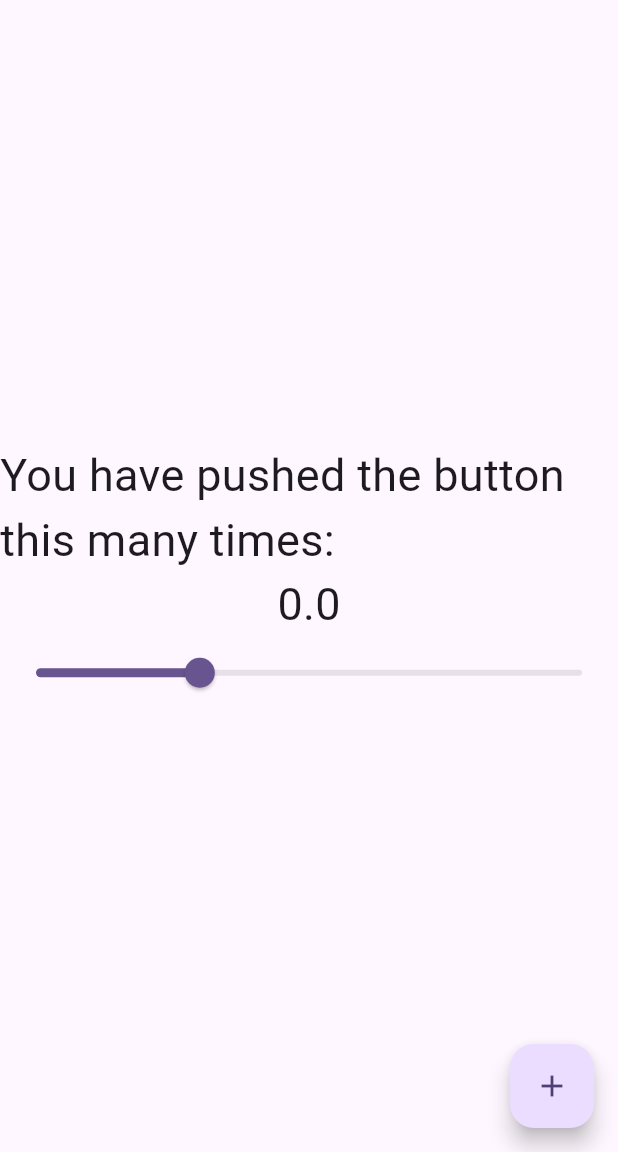
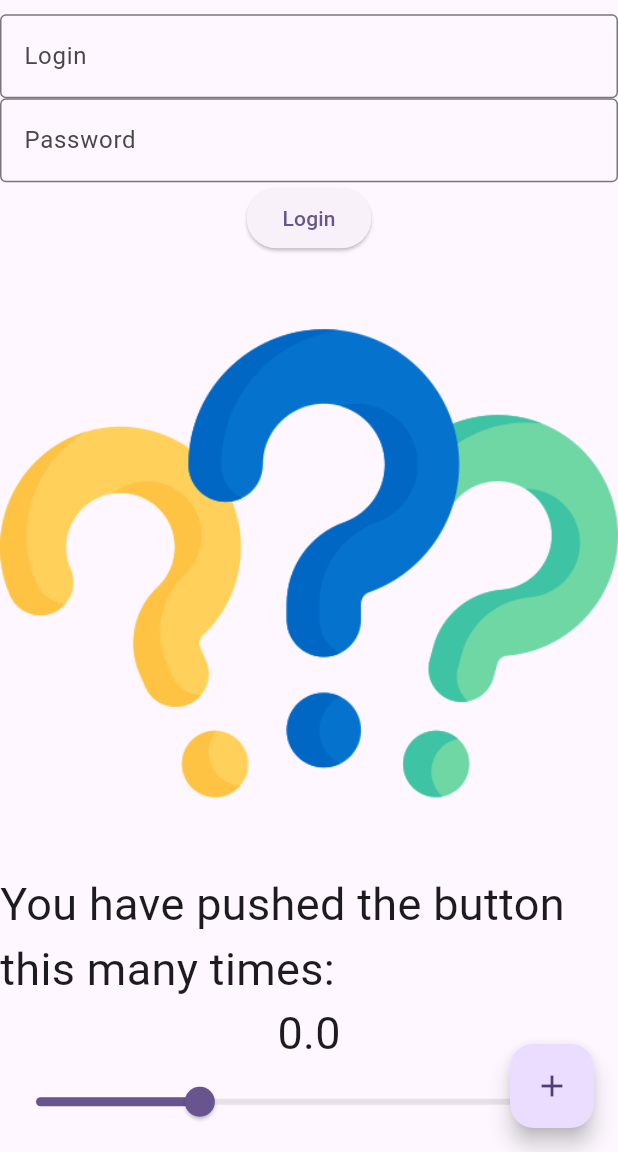
Before and after one commit to heckermonn/my_cst2335_labs, a Flutter app: the screen it shows after launch, on a phone screen of 412 x 824 dp, the part 84-1236 px from its top. Run offline on Flutter 3.47's test engine with Material 3 defaults, Android fonts, the phone set to English and light mode, and no system bars.

```diff
--- a/lib/main.dart
+++ b/lib/main.dart
@@ -13,21 +13,6 @@ class MyApp extends StatelessWidget {
     return MaterialApp(
       title: 'Flutter Demo',
       theme: ThemeData(
-        // This is the theme of your application.
-        //
-        // TRY THIS: Try running your application with "flutter run". You'll see
-        // the application has a purple toolbar. Then, without quitting the app,
-        // try changing the seedColor in the colorScheme below to Colors.green
-        // and then invoke "hot reload" (save your changes or press the "hot
-        // reload" button in a Flutter-supported IDE, or press "r" if you used
-        // the command line to start the app).
-        //
-        // Notice that the counter didn't reset back to zero; the application
-        // state is not lost during the reload. To reset the state, use hot
-        // restart instead.
-        //
-        // This works for code too, not just values: Most code changes can be
-        // tested with just a hot reload.
         colorScheme: ColorScheme.fromSeed(seedColor: Colors.deepPurple),
       ),
       home: const MyHomePage(title: 'Flutter Demo Home Page'),
@@ -38,15 +23,6 @@ class MyApp extends StatelessWidget {
 class MyHomePage extends StatefulWidget {
   const MyHomePage({super.key, required this.title});
 
-  // This widget is the home page of your application. It is stateful, meaning
-  // that it has a State object (defined below) that contains fields that affect
-  // how it looks.
-
-  // This class is the configuration for the state. It holds the values (in this
-  // case the title) provided by the parent (in this case the App widget) and
-  // used by the build method of the State. Fields in a Widget subclass are
-  // always marked "final".
-
   final String title;
 
   @override
@@ -56,7 +32,23 @@ class MyHomePage extends StatefulWidget {
 class _MyHomePageState extends State<MyHomePage> {
   var _counter = 0.0;
   var myFontSize = 30.0;
+  late TextEditingController _username;
+  late TextEditingController _password;
+  var imageSource = "images/question-mark.png";
 
+  @override
+  void initState() {
+    super.initState();
+    _username = TextEditingController();
+    _password = TextEditingController();
+  }
+
+  @override
+  void dispose() {
+    _username.dispose();
+    _password.dispose();
+    super.dispose();
+  }
   void _incrementCounter() {
     setState(() {
       // This call to setState tells the Flutter framework that something has
@@ -69,6 +61,15 @@ class _MyHomePageState extends State<MyHomePage> {
       }
     });
   }
+  buttonClicked() {
+    setState(() {
+      if(_password.value.text != "QWERTY123"){
+          imageSource = "images/stop.png";
+      }else{
+          imageSource = "images/idea.png";
+      }
+      });
+  }
   setNewValue(double value)
   {
     setState(() {
@@ -78,43 +79,40 @@ class _MyHomePageState extends State<MyHomePage> {
   }
   @override
   Widget build(BuildContext context) {
-    // This method is rerun every time setState is called, for instance as done
-    // by the _incrementCounter method above.
-    //
-    // The Flutter framework has been optimized to make rerunning build methods
-    // fast, so that you can just rebuild anything that needs updating rather
-    // than having to individually change instances of widgets.
     return Scaffold(
       appBar: AppBar(
-        // TRY THIS: Try changing the color here to a specific color (to
-        // Colors.amber, perhaps?) and trigger a hot reload to see the AppBar
-        // change color while the other colors stay the same.
         backgroundColor: Theme.of(context).colorScheme.inversePrimary,
-        // Here we take the value from the MyHomePage object that was created by
-        // the App.build method, and use it to set our appbar title.
         title: Text(widget.title),
       ),
       body: Center(
-        // Center is a layout widget. It takes a single child and positions it
-        // in the middle of the parent.
         child: Column(
-          // Column is also a layout widget. It takes a list of children and
-          // arranges them vertically. By default, it sizes itself to fit its
-          // children horizontally, and tries to be as tall as its parent.
-          //
-          // Column has various properties to control how it sizes itself and
-          // how it positions its children. Here we use mainAxisAlignment to
-          // center the children vertically; the main axis here is the vertical
-          // axis because Columns are vertical (the cross axis would be
-          // horizontal).
-          //
-          // TRY THIS: Invoke "debug painting" (choose the "Toggle Debug Paint"
-          // action in the IDE, or press "p" in the console), to see the
-          // wireframe for each widget.
           mainAxisAlignment: MainAxisAlignment.center,
           children: <Widget>[
+
+            TextField(controller: _username,
+              decoration: InputDecoration(
+              hintText:"Username",
+              border: OutlineInputBorder(),
+              labelText:"Login"
+              )),
+
+            TextField(controller: _password,
+                obscureText:true,
+                decoration: InputDecoration(
+                    hintText:"Password",
+                    border: OutlineInputBorder(),
+                    labelText:"Password"
+                )),
+
+            ElevatedButton(onPressed:buttonClicked, child: Text("Login")),
+
+
+            Semantics(child: Image.asset(imageSource)),
+
             Text('You have pushed the button this many times:', style: TextStyle(fontSize: myFontSize)),
+
             Text('$_counter', style: TextStyle(fontSize: myFontSize)),
+
             Slider(value:myFontSize, max:100.0, onChanged: setNewValue, min:0.0)
           ],
         ),
--- a/pubspec.yaml
+++ b/pubspec.yaml
@@ -61,7 +61,10 @@ flutter:
   # assets:
   #   - images/a_dot_burr.jpeg
   #   - images/a_dot_ham.jpeg
-
+  assets:
+    - images/idea.png
+    - images/question-mark.png
+    - images/stop.png
   # An image asset can refer to one or more resolution-specific "variants", see
   # https://flutter.dev/to/resolution-aware-images
 
```
Also changed, not shown: images/idea.png (added), images/question-mark.png (added), images/stop.png (added).
